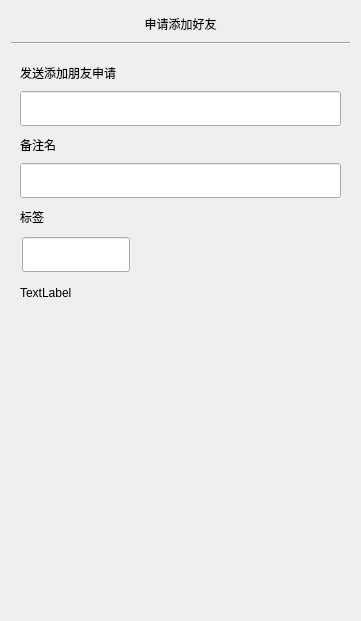
Qt form client/llfcchat/applyfriend.ui (xiegd/chat) before a commit.
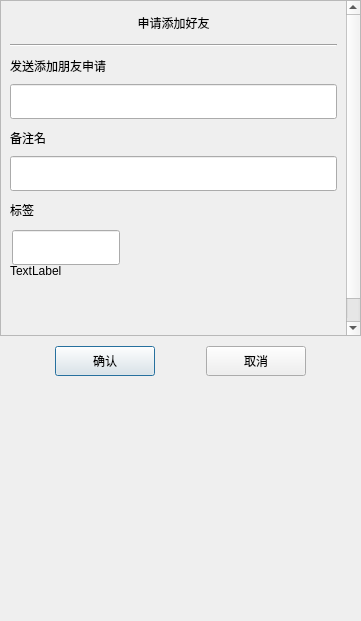
The same form after that commit. Custom widgets are drawn as their Qt base class.

```diff
--- a/client/llfcchat/applyfriend.ui
+++ b/client/llfcchat/applyfriend.ui
@@ -27,7 +27,43 @@
   </property>
   <layout class="QVBoxLayout" name="verticalLayout">
    <property name="spacing">
-    <number>6</number>
+    <number>0</number>
+   </property>
+   <property name="leftMargin">
+    <number>0</number>
+   </property>
+   <property name="topMargin">
+    <number>0</number>
+   </property>
+   <property name="rightMargin">
+    <number>0</number>
+   </property>
+   <property name="bottomMargin">
+    <number>0</number>
+   </property>
+   <item>
+    <widget class="QScrollArea" name="scrollArea">
+     <property name="widgetResizable">
+      <bool>true</bool>
+     </property>
+     <widget class="QWidget" name="scrollcontent">
+      <property name="geometry">
+       <rect>
+        <x>0</x>
+        <y>0</y>
+        <width>345</width>
+        <height>361</height>
+       </rect>
+      </property>
+      <layout class="QVBoxLayout" name="verticalLayout_6">
+       <property name="spacing">
+        <number>0</number>
+       </property>
+       <property name="leftMargin">
+        <number>0</number>
+       </property>
+       <property name="rightMargin">
+        <number>0</number>
    </property>
    <item>
     <widget class="QLabel" name="apply_lb">
@@ -51,16 +87,16 @@
      </property>
     </widget>
    </item>
-   <item>
-    <widget class="Line" name="h_line">
-     <property name="orientation">
-      <enum>Qt::Horizontal</enum>
-     </property>
-    </widget>
-   </item>
    <item>
     <widget class="QWidget" name="apply_wid" native="true">
      <layout class="QVBoxLayout" name="verticalLayout_2">
+          <item>
+           <widget class="Line" name="h_line">
+            <property name="orientation">
+             <enum>Qt::Horizontal</enum>
+            </property>
+           </widget>
+          </item>
       <item>
        <widget class="QLabel" name="label">
         <property name="minimumSize">
@@ -359,6 +395,93 @@
          </item>
         </layout>
        </widget>
+          </item>
+         </layout>
+        </widget>
+       </item>
+      </layout>
+     </widget>
+    </widget>
+   </item>
+   <item>
+    <widget class="QWidget" name="widget_2" native="true">
+     <property name="minimumSize">
+      <size>
+       <width>0</width>
+       <height>50</height>
+      </size>
+     </property>
+     <layout class="QHBoxLayout" name="horizontalLayout_2">
+      <item>
+       <spacer name="horizontalSpacer">
+        <property name="orientation">
+         <enum>Qt::Horizontal</enum>
+        </property>
+        <property name="sizeHint" stdset="0">
+         <size>
+          <width>39</width>
+          <height>20</height>
+         </size>
+        </property>
+       </spacer>
+      </item>
+      <item>
+       <widget class="QPushButton" name="sure_btn">
+        <property name="minimumSize">
+         <size>
+          <width>100</width>
+          <height>30</height>
+         </size>
+        </property>
+        <property name="maximumSize">
+         <size>
+          <width>100</width>
+          <height>30</height>
+         </size>
+        </property>
+        <property name="text">
+         <string>确认</string>
+        </property>
+       </widget>
+      </item>
+      <item>
+       <spacer name="horizontalSpacer_3">
+        <property name="orientation">
+         <enum>Qt::Horizontal</enum>
+        </property>
+        <property name="sizeHint" stdset="0">
+         <size>
+          <width>40</width>
+          <height>20</height>
+         </size>
+        </property>
+       </spacer>
+      </item>
+      <item>
+       <widget class="QPushButton" name="cancel_btn">
+        <property name="minimumSize">
+         <size>
+          <width>100</width>
+          <height>30</height>
+         </size>
+        </property>
+        <property name="text">
+         <string>取消</string>
+        </property>
+       </widget>
+      </item>
+      <item>
+       <spacer name="horizontalSpacer_2">
+        <property name="orientation">
+         <enum>Qt::Horizontal</enum>
+        </property>
+        <property name="sizeHint" stdset="0">
+         <size>
+          <width>40</width>
+          <height>20</height>
+         </size>
+        </property>
+       </spacer>
       </item>
      </layout>
     </widget>
```
Lines whose indentation alone changed are shown as unchanged.
